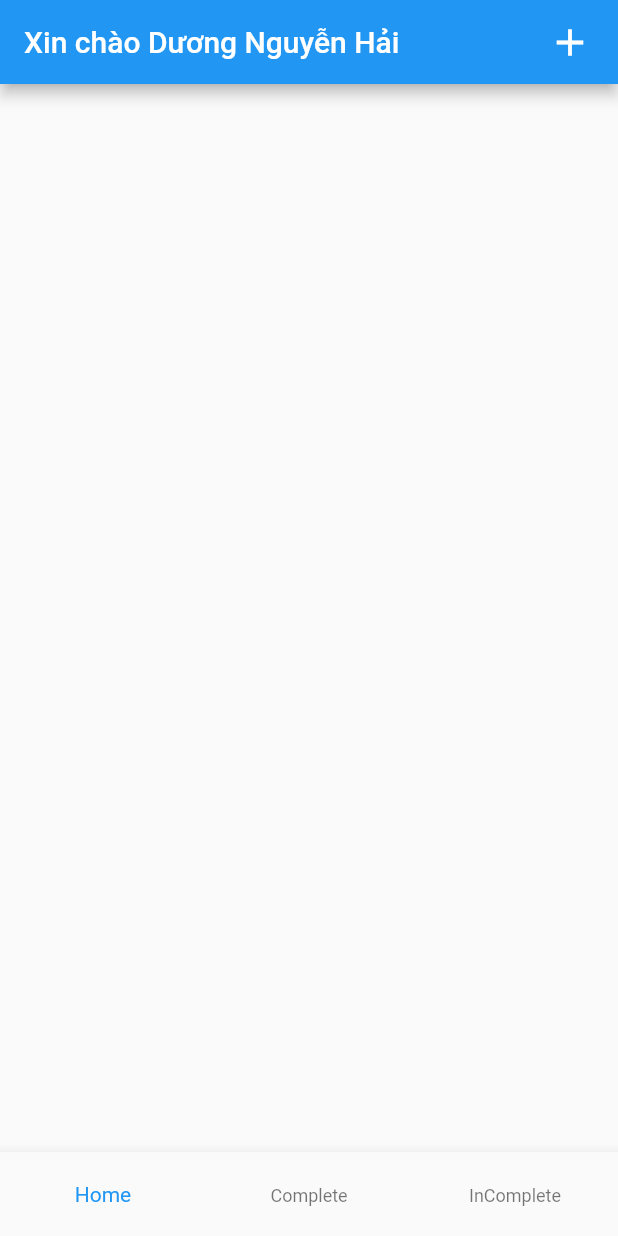
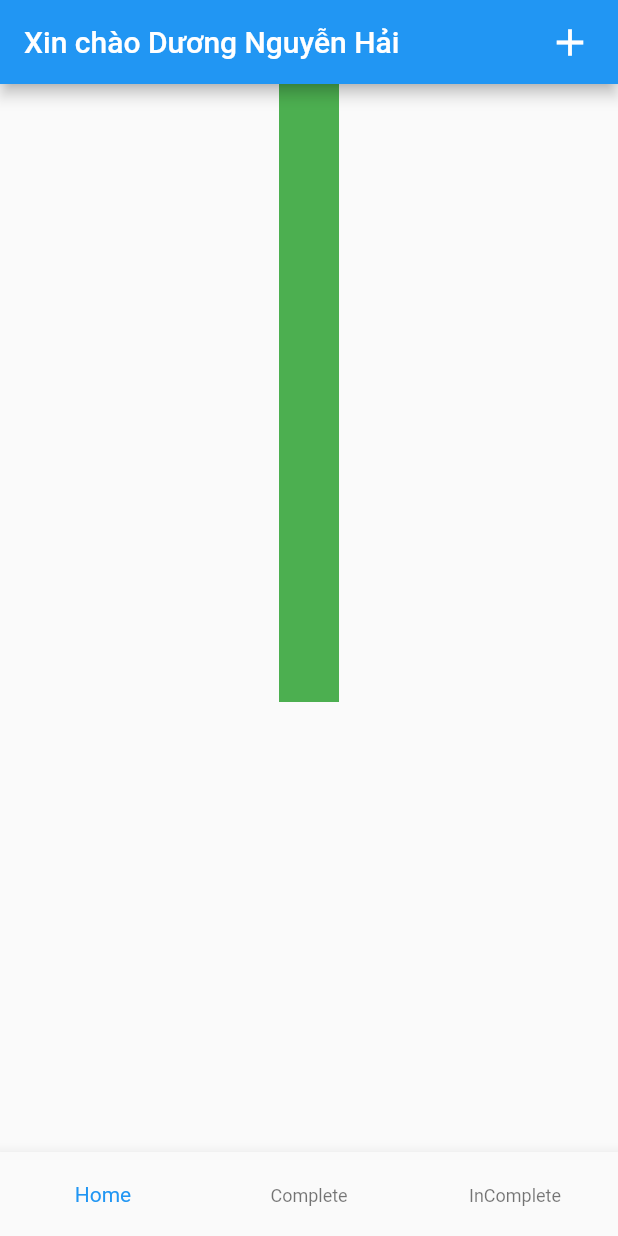
Before and after one commit to duongnh236/TodoList, a Flutter app: the screen it shows after launch, on a phone screen of 412 x 824 dp. Run offline on Flutter 3.47's test engine with Material 2 defaults, Android fonts, the phone set to English and light mode, and no system bars; our stand-ins replace equatable, flutter_bloc, flutter_screenutil, get_it, hive; accounts and stored records are empty.

Commit message:
feat: update template

```diff
--- a/lib/src/domain/entities/todo_item_entity.dart
+++ b/lib/src/domain/entities/todo_item_entity.dart
@@ -1,13 +1,11 @@
 import 'package:equatable/equatable.dart';
 
 //ignore: must_be_immutable
-class ToDoItemEntity extends Equatable{
+class ToDoItemEntity{
 
    String? name;
    bool? isChecked;
 
    ToDoItemEntity({this.isChecked, this.name});
 
-  @override
-  List<Object?> get props => [isChecked, name];
 }
--- a/lib/src/presentation/blocs/home_bloc/home_state.dart
+++ b/lib/src/presentation/blocs/home_bloc/home_state.dart
@@ -1,15 +1,32 @@
 import 'package:equatable/equatable.dart';
 import 'package:fluttertemplate/src/domain/entities/todo_item_entity.dart';
 
- abstract class HomeState extends Equatable  {
-   const HomeState();
+ class HomeState extends Equatable  {
+   final bool? isCheck;
+   final  List<ToDoItemEntity>? items;
+   HomeState({this.isCheck, this.items});
+
   @override
   // TODO: implement props
-  List<Object?> get props => [];
+  List<Object?> get props => [isCheck, items];
+
+   HomeState copyWith({
+    bool? isCheck,
+    List<ToDoItemEntity>? items,
+  }) {
+    return HomeState(
+      isCheck: isCheck ?? this.isCheck,
+      items: items ?? this.items,
+    );
+  }
+
+}
+class HomeBusy extends HomeState {
+    HomeBusy();
 }
 
 class HomeInitialState extends HomeState {
-  const HomeInitialState();
+   HomeInitialState();
 
   @override
   // TODO: implement props
@@ -20,20 +37,45 @@ class HomeErrorState extends HomeState {
   final String errorMesg;
   final List<ToDoItemEntity> items;
 
-  const HomeErrorState(this.errorMesg, this.items);
+   HomeErrorState(this.errorMesg, this.items);
 
   @override
   // TODO: implement props
   List<Object?> get props => [errorMesg, items];
 }
 
+class HomeClick1 extends HomeState {
+   final bool? isChecked;
+    HomeClick1({this.isChecked}): super(isCheck: isChecked);
+
+   @override
+   List<Object?> get props => [isChecked];
+
+   @override
+   bool operator ==(Object other) =>
+       identical(this, other) ||
+           other is HomeClick1 &&
+               runtimeType == other.runtimeType &&
+               isChecked == other.items;
+   @override
+   int get hashCode => isChecked.hashCode;
+}
+
 class HomeHandleStatusItemState extends HomeState {
-  final List<ToDoItemEntity> items;
-  const HomeHandleStatusItemState(this.items);
+  // @override
+  final List<ToDoItemEntity>? items;
+  HomeHandleStatusItemState({this.items}) : super(items: items);
 
-  @override
+  // HomeHandleStatusItemState copyWith({
+  //   List<ToDoItemEntity>? items,
+  // }) {
+  //   return HomeHandleStatusItemState(
+  //     items: items ?? this.items,
+  //   );
+  // }
+@override
   List<Object?> get props => [items];
-
+  //
   @override
   bool operator ==(Object other) =>
       identical(this, other) ||
--- a/lib/src/presentation/ui/complete_page/complete_page.dart
+++ b/lib/src/presentation/ui/complete_page/complete_page.dart
@@ -42,7 +42,7 @@ class _CompletePageState extends State<CompletePage> with AutomaticKeepAliveClie
 
   @override
   void initState() {
-    final List<ToDoItemEntity> _items = context.read<HomeCubit>().items;
+    final List<ToDoItemEntity> _items = context.read<HomeCubit>().items!;
     context.read<CompleteCubit>().getItems(items: _items);
     super.initState();
   }
--- a/lib/src/presentation/ui/home_page/home_page.dart
+++ b/lib/src/presentation/ui/home_page/home_page.dart
@@ -17,29 +17,7 @@ class MyHomePage extends StatefulWidget {
 
 class MyHomePageState extends State<MyHomePage> with AutomaticKeepAliveClientMixin {
 
-  Widget _buildItem(ToDoItemEntity toDoItemEntity, Function(int index) ontap, int index) {
-    return Container(
-      padding: const EdgeInsets.symmetric(horizontal: 30),
-      height: 50,
-      width: 200,
-      child: Row(
-        mainAxisAlignment: MainAxisAlignment.center,
-        children: <Widget>[
-          Expanded(child: Text(toDoItemEntity.name ?? '')),
-          InkWell(
-            onTap: () {
-              ontap(index);
-            },
-            child: Icon(
-               toDoItemEntity.isChecked ?? false ? Icons.check_box : Icons.check_box_outline_blank_outlined,
-              size: 30.0,
-              color: toDoItemEntity.isChecked ?? false ?  Colors.blue : Colors.blue,
-            ),
-          )
-        ],
-      ),
-    );
-  }
+
 
   void _showPopup(BuildContext context) {
     showDialog(
@@ -75,30 +53,117 @@ class MyHomePageState extends State<MyHomePage> with AutomaticKeepAliveClientMix
             child: const Icon(Icons.add, color: Colors.white, size: 30),
           ),
         ],
-      ), body: BlocConsumer<HomeCubit, HomeState>(
-        listenWhen: (previous, current) => current is HomeErrorState,
-        listener: (context , state) {
-            showDialog(context: context, builder: (BuildContext context) {
-              return const ErrorDialog(key: Key('ErrorDialog-HomePage'));
-            });
-        },
-        builder: ( context, state) {
-          if (state is HomeHandleStatusItemState) {
-            return Center(
-              child: ListView.builder(itemBuilder: (BuildContext context, int index) {
-                return _buildItem(state.items![index], (index) async {
-                  await context.read<HomeCubit>().handleTodoList(index: index);
-                }, index);
-              }, itemCount: state.items != null ?  state.items!.length : 0, key: const Key('ListView-HomePage')),
-            );
-          } else {
-            return const Center(child: CircularProgressIndicator(),);
-          }
-        },
-      ) // This trailing comma makes auto-formatting nicer for build methods.
+      ), body: const Column(children: <Widget>[
+        Expanded(child: Test1()),
+        ListViewTest()
+    ],)
     );
   }
   @override
   // TODO: implement wantKeepAlive
   bool get wantKeepAlive => true;
 }
+class ListViewTest extends StatefulWidget {
+  const ListViewTest({Key? key}) : super(key: key);
+
+  @override
+  State<ListViewTest> createState() => _ListViewTestState();
+}
+
+class _ListViewTestState extends State<ListViewTest> {
+
+  Widget _buildItem(ToDoItemEntity toDoItemEntity, Function(int index) ontap, int index) {
+    return Container(
+      padding: const EdgeInsets.symmetric(horizontal: 30),
+      height: 50,
+      width: 200,
+      child: Row(
+        mainAxisAlignment: MainAxisAlignment.center,
+        children: <Widget>[
+          Expanded(child: Text(toDoItemEntity.name ?? '')),
+          InkWell(
+            onTap: () {
+              ontap(index);
+            },
+            child: Icon(
+              toDoItemEntity.isChecked ?? false ? Icons.check_box : Icons.check_box_outline_blank_outlined,
+              size: 30.0,
+              color: toDoItemEntity.isChecked ?? false ?  Colors.blue : Colors.blue,
+            ),
+          )
+        ],
+      ),
+    );
+  }
+
+  @override
+  Widget build(BuildContext context) {
+
+    return BlocSelector<HomeCubit, HomeState, List<ToDoItemEntity>>(selector: (item) => item.items ?? [], builder: (context, state) {
+      return SizedBox(
+        height: 300,
+        child: ListView.builder(itemBuilder: (BuildContext context, int index) {
+          return _buildItem(state[index], (index) async {
+            await context.read<HomeCubit>().handleTodoList(index: index);
+          }, index);
+        }, itemCount: state != null ?  state.length : 0, key: const Key('ListView-HomePage')),
+      );
+    });
+    // return BlocConsumer<HomeCubit, HomeState>(
+    //   listenWhen: (previous, current) => current is HomeErrorState,
+    //   listener: (context , state) {
+    //     showDialog(context: context, builder: (BuildContext context) {
+    //       return const ErrorDialog(key: Key('ErrorDialog-HomePage'));
+    //     });
+    //   },
+    //   buildWhen: (previous, current) => previous.items != current.items,
+    //   builder: ( context, state) {
+    //     // if (state is HomeHandleStatusItemState) {
+    //       return SizedBox(
+    //         height: 300,
+    //         child: ListView.builder(itemBuilder: (BuildContext context, int index) {
+    //           return _buildItem(state.items![index], (index) async {
+    //             await context.read<HomeCubit>().handleTodoList(index: index);
+    //           }, index);
+    //         }, itemCount: state.items != null ?  state.items!.length : 0, key: const Key('ListView-HomePage')),
+    //       );
+    //     }
+    //     // return const Center(child: CircularProgressIndicator(),);
+    //   // },
+    // );
+  }
+}
+
+class Test1 extends StatefulWidget {
+  const Test1({Key? key}) : super(key: key);
+
+  @override
+  State<Test1> createState() => _Test1State();
+}
+
+class _Test1State extends State<Test1> {
+  @override
+  Widget build(BuildContext context) {
+      return BlocSelector<HomeCubit, HomeState, bool>(selector: (item) => item.isCheck ?? false , builder: (context, state) {
+        return InkWell(
+            onTap: () {
+              context.read<HomeCubit>().handleCLick(state);
+            }, child: Container(height: 100, width: 40, color: state ? Colors.blue : Colors.green));
+      });
+    // return BlocConsumer<HomeCubit, HomeState>(builder: (context, state) {
+    //   // if (state is HomeClick1) {
+    //     return InkWell(
+    //         onTap: () {
+    //           context.read<HomeCubit>().handleCLick(state.isCheck ?? false);
+    //         }, child: Container(height: 100, width: 40, color: state.isCheck ?? false ? Colors.blue : Colors.green));
+    //   // }
+    //   // return Container();
+    // },buildWhen: (pre,curr) => pre != curr,
+    //   listenWhen: (previous, current) => current is HomeErrorState,
+    //   listener: (context , state) {
+    //     showDialog(context: context, builder: (BuildContext context) {
+    //       return const ErrorDialog(key: Key('ErrorDialog-HomePage'));
+    //     });
+    //     });
+  }
+}
--- a/lib/src/presentation/ui/incomplete_page/incomplete_page.dart
+++ b/lib/src/presentation/ui/incomplete_page/incomplete_page.dart
@@ -44,7 +44,7 @@ class _InCompletePageState extends State<InCompletePage> {
 
   @override
   void initState() {
-    final List<ToDoItemEntity> _items = context.read<HomeCubit>().items;
+    final List<ToDoItemEntity> _items = context.read<HomeCubit>().items!;
     context.read<IncompleteCubit>().getItems(items: _items);
     super.initState();
   }
--- a/pubspec.yaml
+++ b/pubspec.yaml
@@ -18,7 +18,7 @@ publish_to: 'none' # Remove this line if you wish to publish to pub.dev
 version: 1.0.0+1
 
 environment:
-  sdk: ">=2.16.2 <3.0.0"
+  sdk: ">=2.17.0 <3.0.0"
 
 # Dependencies specify other packages that your package needs in order to work.
 # To automatically upgrade your package dependencies to the latest versions
```
Also changed, not shown: lib/src/presentation/blocs/home_bloc/home_cubit.dart (+22 -12 lines), 2 other files.
